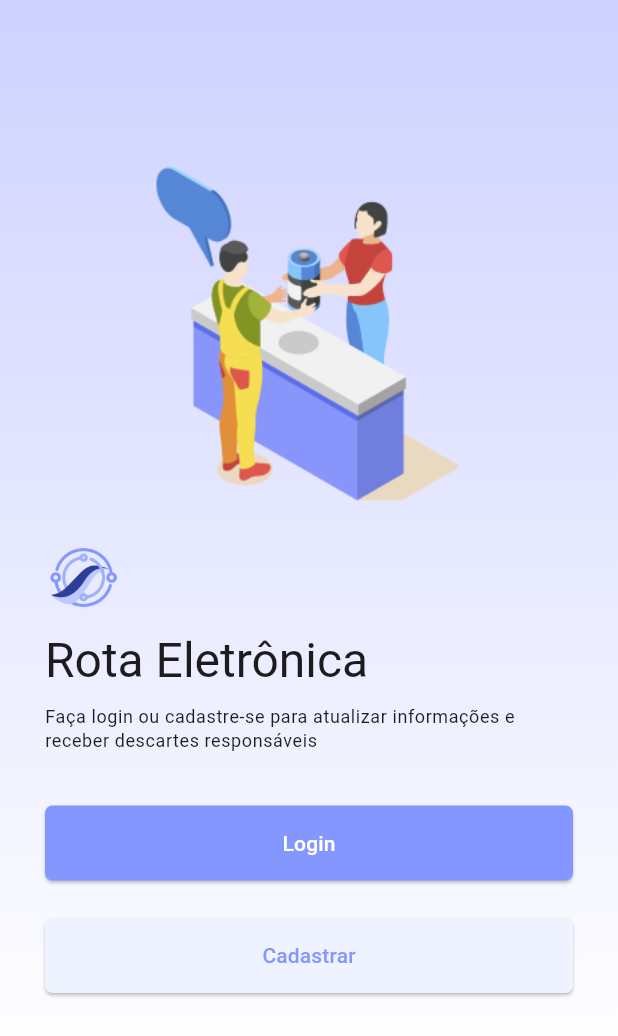
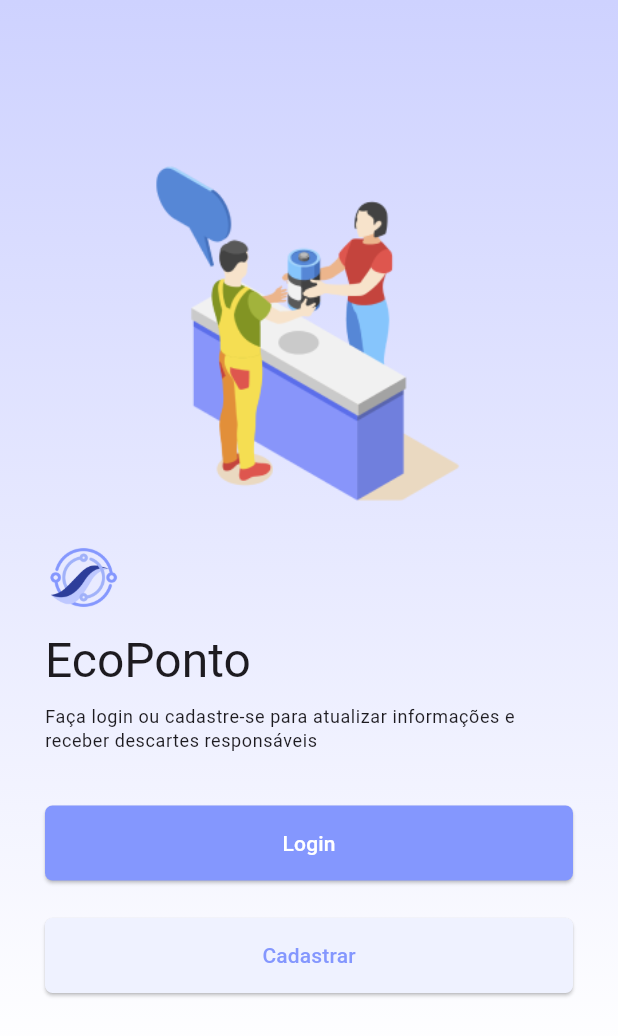
Before and after one commit to bllurryyk/Rota-Eletronica, a Flutter app: the PaginaLoginCadastroPontoDeColeta screen opened directly, on a phone screen of 412 x 824 dp. Shown: the top 1036 px of the screen. Run offline on Flutter 3.47's test engine with Material 2 defaults, Android fonts, the phone set to English and light mode, and no system bars; our stand-ins replace firebase_auth, firebase_core, flutter_map, flutter_progress_hud, geolocator, latlong2 and 2 more; accounts and stored records are empty; generated files the repository leaves out were written again.

Commit message:
EcoPonto

```diff
--- a/Front-end/rota_eletronica/lib/main.dart
+++ b/Front-end/rota_eletronica/lib/main.dart
@@ -21,7 +21,7 @@ class MyApp extends StatelessWidget {
   @override
   Widget build(BuildContext context) {
     return MaterialApp(
-      title: 'Rota Eletrônica',
+      title: 'EcoPonto',
       debugShowCheckedModeBanner: false,
       theme: ThemeData(
         colorScheme: ColorScheme.fromSeed(seedColor: Colors.deepPurple),
--- a/Front-end/rota_eletronica/lib/paginas/pagina_inicial.dart
+++ b/Front-end/rota_eletronica/lib/paginas/pagina_inicial.dart
@@ -59,7 +59,7 @@ class Promo extends StatelessWidget {
               child: Padding(
                 padding: EdgeInsets.all(25.0),
                 child: Text(
-                  "Rota Eletrônica",
+                  "EcoPonto",
                   style: TextStyle(
                       color: Colors.white,
                       fontSize: 22,
--- a/Front-end/rota_eletronica/lib/paginas/pagina_login_cadastro_ponto_de_coleta.dart
+++ b/Front-end/rota_eletronica/lib/paginas/pagina_login_cadastro_ponto_de_coleta.dart
@@ -83,7 +83,7 @@ class Corpo extends StatelessWidget {
         ),
         const SizedBox(height: 10),
         Text(
-          "Rota Eletrônica",
+          "EcoPonto",
           style: Theme.of(context).textTheme.headlineLarge,
         ),
         const SizedBox(height: 10),
--- a/Front-end/rota_eletronica/lib/paginas/pagina_login_cadastro_usuario.dart
+++ b/Front-end/rota_eletronica/lib/paginas/pagina_login_cadastro_usuario.dart
@@ -83,7 +83,7 @@ class Corpo extends StatelessWidget {
         ),
         const SizedBox(height: 10),
         Text(
-          "Rota Eletrônica",
+          "EcoPonto",
           style: Theme.of(context).textTheme.headlineLarge,
         ),
         const SizedBox(height: 10),
```
